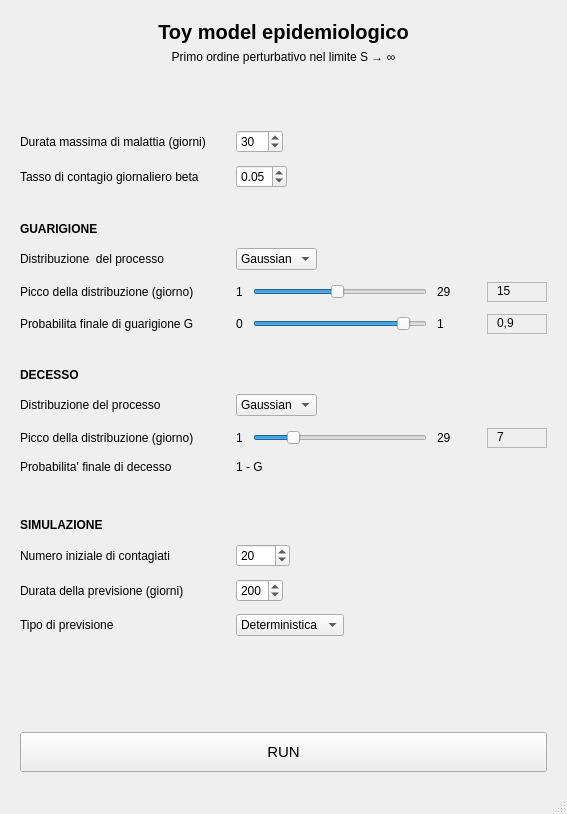
janko-petkovic/plague-simulator, file GUI/window.ui: the form before one commit.
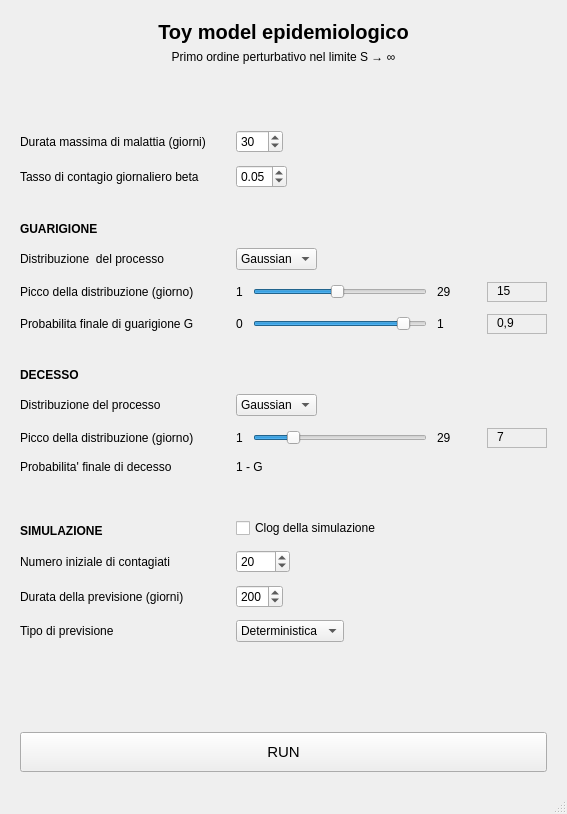
The form after the commit. Custom widgets are drawn as their Qt base class.

Diff of the .ui file:
```diff
--- a/GUI/window.ui
+++ b/GUI/window.ui
@@ -670,6 +670,13 @@
           </property>
          </widget>
         </item>
+        <item row="13" column="1">
+         <widget class="QCheckBox" name="chek_clog">
+          <property name="text">
+           <string>Clog della simulazione</string>
+          </property>
+         </widget>
+        </item>
         <item row="14" column="0">
          <widget class="QLabel" name="lab_N0">
           <property name="text">
```
Left out of the diff: 109 changed lines with no effect on the pictures.
